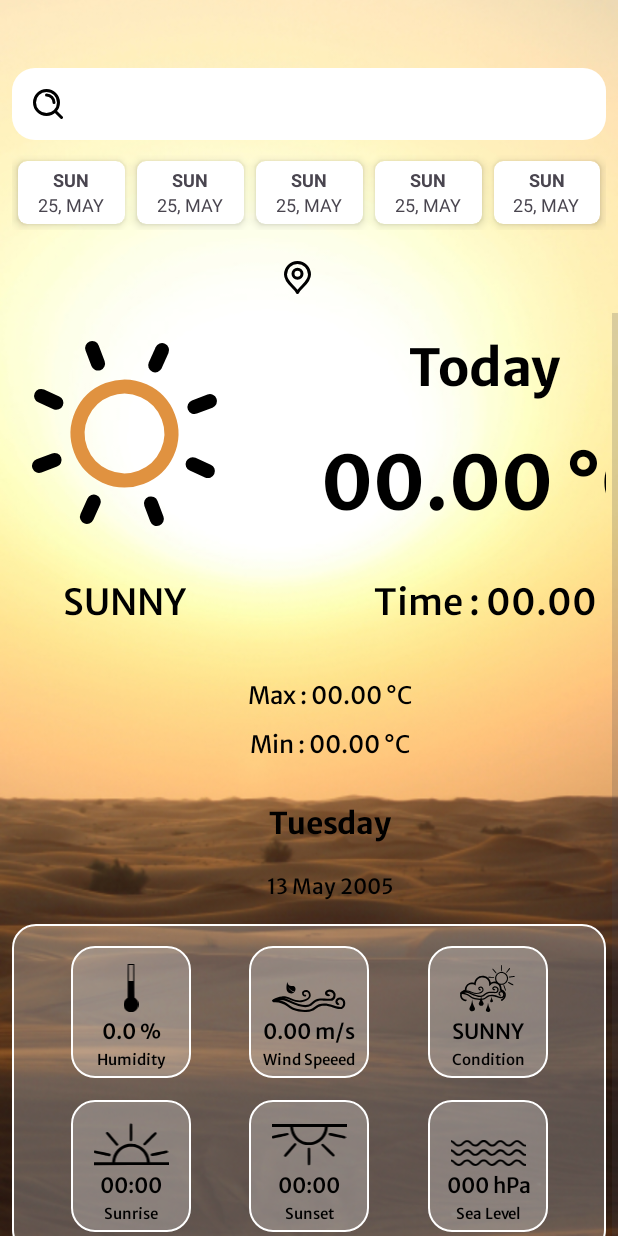
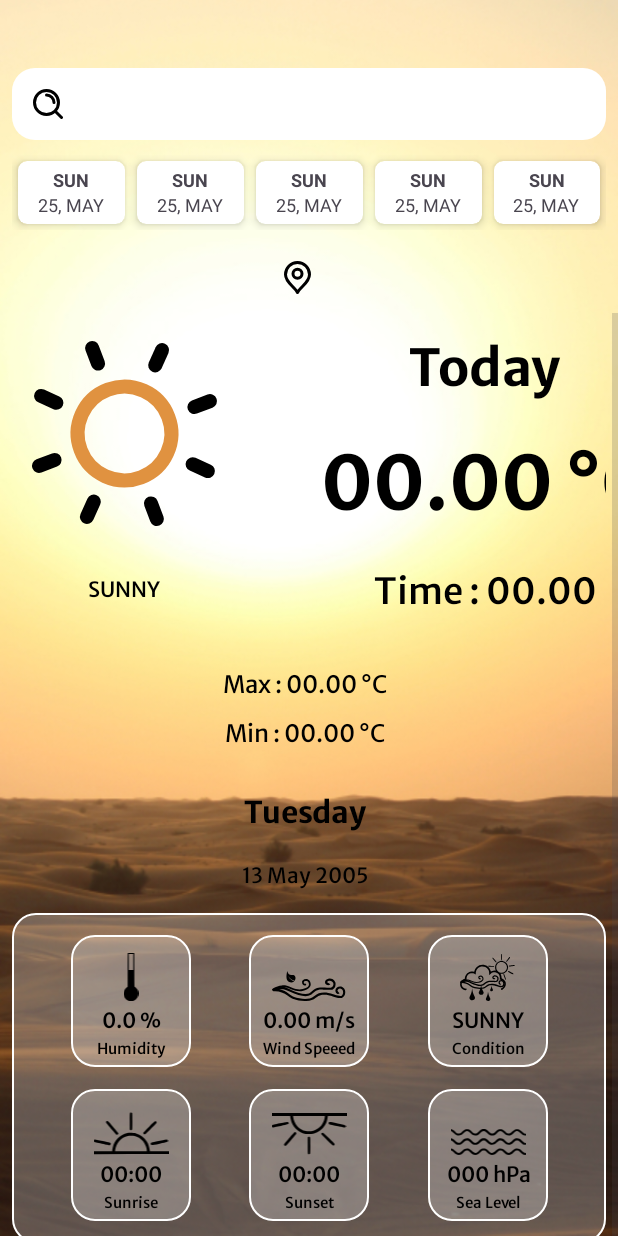
Before and after one commit to Kartikkumar4045/Weather-App-Android-, an Android app: the layout activity_main.xml on its own in the app's theme, with its tools: preview values and no code run, on a phone screen of 412 x 824 dp. Run offline under Robolectric (Android 15) with nearby library versions, the phone set to English and light mode, and no system bars.

```diff
--- a/app/src/main/java/com/example/wheatherapp/MainActivity.kt
+++ b/app/src/main/java/com/example/wheatherapp/MainActivity.kt
@@ -211,8 +211,17 @@ class MainActivity : AppCompatActivity() {
                         forecastCache[weather.location.name] = forecast
 
                         withContext(Dispatchers.Main) {
-                            updateWeatherUI(weather)
+                            // Save forecast to cache
+                            forecastCache[weather.location.name] = forecast
+
+                            // Update city name and time
+                            binding.cityName.text = "${weather.location.name}, ${forecast.forecast.forecastday[0].day.condition.text}"
+                            binding.time.text = "Time: ${timeWithOffset(weather.location.tz_id)}"
+
+                            // Use forecast-based method to show full day's weather
+                            updateForecastForDate(forecast, forecastDates[0])
                         }
+
                     } else {
                         withContext(Dispatchers.Main) {
                             Toast.makeText(
--- a/app/src/main/res/layout/activity_main.xml
+++ b/app/src/main/res/layout/activity_main.xml
@@ -291,18 +291,24 @@
                     app:layout_constraintStart_toStartOf="@+id/temp"
                     app:layout_constraintTop_toTopOf="@+id/weather" />
 
-                <TextView
+                <androidx.appcompat.widget.AppCompatTextView
                     android:id="@+id/weather"
-                    android:layout_width="wrap_content"
+                    android:layout_width="0dp"
                     android:layout_height="wrap_content"
                     android:layout_marginTop="16dp"
                     android:fontFamily="@font/merriweathersans_medium"
                     android:text="SUNNY"
                     android:textColor="@color/black"
-                    android:textSize="24sp"
+                    android:maxLines="2"
+                    android:gravity="center"
+                    android:ellipsize="end"
+                    android:autoSizeTextType="uniform"
+                    android:autoSizeMinTextSize="14sp"
+                    android:autoSizeMaxTextSize="24sp"
+                    android:autoSizeStepGranularity="1sp"
+                    app:layout_constraintTop_toBottomOf="@+id/lottieAnimationView"
                     app:layout_constraintStart_toStartOf="@+id/lottieAnimationView"
-                    app:layout_constraintEnd_toEndOf="@id/lottieAnimationView"
-                    app:layout_constraintTop_toBottomOf="@+id/lottieAnimationView" />
+                    app:layout_constraintEnd_toEndOf="@+id/lottieAnimationView" />
 
                 <TextView
                     android:id="@+id/max_temp"
```
